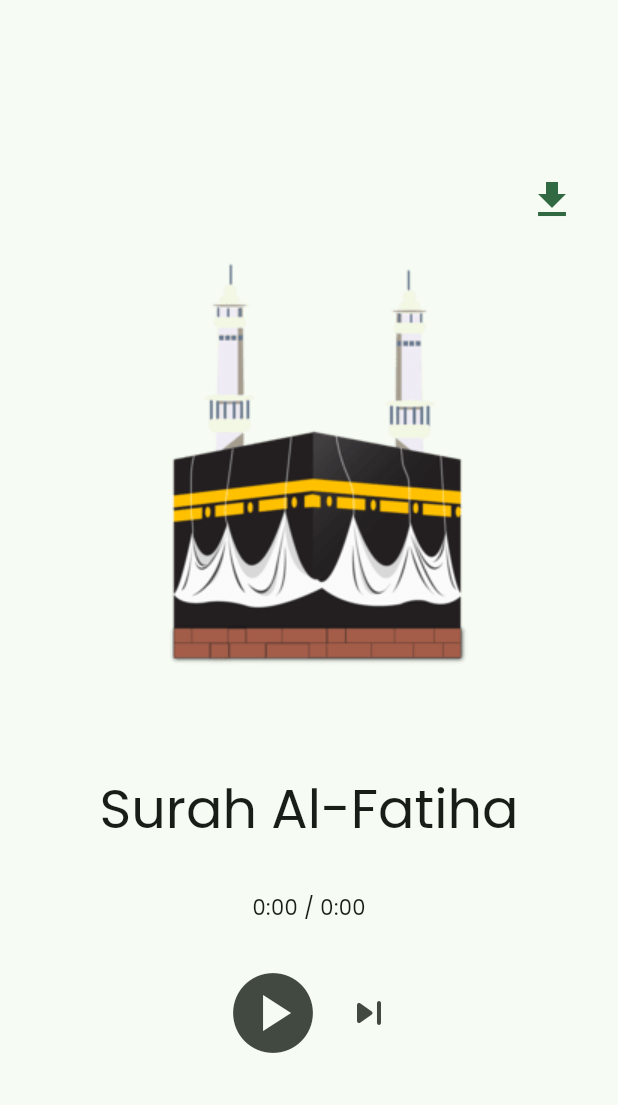
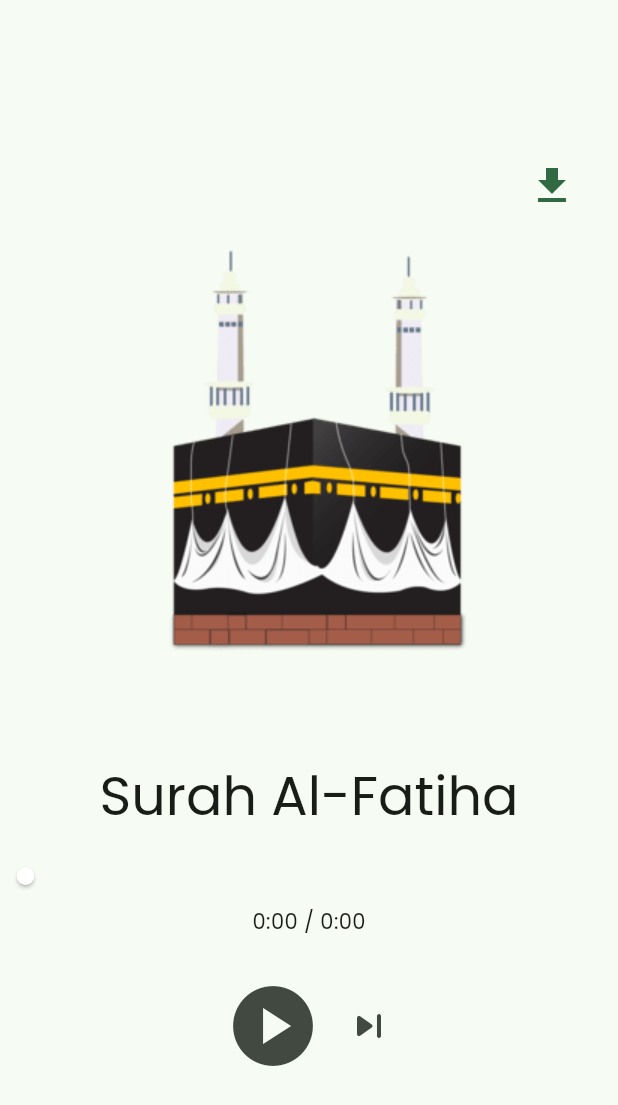
Before and after one commit to KyawLwinSoe27/mm_muslim_support_proj, a Flutter app: the SurahListenList screen opened by its route, after a tap on "Al-Fatiha", on a phone screen of 412 x 824 dp. Shown: the top 1105 px of the screen. Run offline on Flutter 3.47's test engine with Material 3 defaults, Android fonts, the phone set to English and light mode, and no system bars; our stand-ins replace audio_service, audioplayers, connectivity_plus, dio, easy_localization, equatable and 20 more; missing offline and left inert: audio_session, google_api_availability, pdfx, prayers_times; accounts and stored records are empty; statements that could not run were skipped.

Commit message:
quran audio update

```diff
--- a/mm_muslim_support/lib/main.dart
+++ b/mm_muslim_support/lib/main.dart
@@ -1,6 +1,5 @@
 import 'package:audio_service/audio_service.dart';
 import 'package:connectivity_plus/connectivity_plus.dart';
-import 'package:firebase_messaging/firebase_messaging.dart';
 import 'package:flutter/material.dart';
 import 'package:flutter_bloc/flutter_bloc.dart';
 import 'package:flutter_local_notifications/flutter_local_notifications.dart';
@@ -33,7 +32,7 @@ void main() async {
     await Firebase.initializeApp(
       options: DefaultFirebaseOptions.currentPlatform,
     );
-    await FirebaseMessaging.instance.subscribeToTopic('all_devices');
+    // await FirebaseMessaging.instance.subscribeToTopic('all_devices');
   }
   // Subscribe to topic AFTER Firebase is initialized
 
--- a/mm_muslim_support/lib/module/quran/bloc/audio_player_cubit/audio_player_cubit.dart
+++ b/mm_muslim_support/lib/module/quran/bloc/audio_player_cubit/audio_player_cubit.dart
@@ -12,13 +12,24 @@ class AudioPlayerCubit extends Cubit<AudioPlayerState> {
   StreamSubscription? _mediaItemSubscription;
   Timer? _positionTimer;
   bool isFinished = false;
+  QuranSongModel? currentSong;
 
-  Future<void> setAudio(QuranSongModel quranSongModel) async {
+  void setCurrentSurah(QuranSongModel quranSongModel) {
+    currentSong = quranSongModel;
+  }
+
+  void seek(Duration position) {
+    audioHandler.seek(position);
+    emit(state.copyWith(position: position));
+  }
+
+  Future<void> setAudio(QuranSongModel surah) async {
+    setCurrentSurah(surah);
     final MediaItem? mediaItem = await audioHandler.mediaItem.first;
     final PlaybackState playbackState = await audioHandler.playbackState.first;
 
     final String? currentSongId = mediaItem?.id;
-    final String targetSongId = quranSongModel.number.toString();
+    final String targetSongId = currentSong!.number.toString();
 
     if (currentSongId != null && currentSongId == targetSongId) {
       _listenToPlaybackState();
@@ -31,7 +42,7 @@ class AudioPlayerCubit extends Cubit<AudioPlayerState> {
             position: playbackState.position,
             buffered: playbackState.bufferedPosition,
             name: mediaItem?.title,
-            currentSurahId: quranSongModel.number,
+            currentSurahId: currentSong!.number,
           ),
         );
       }
@@ -43,13 +54,13 @@ class AudioPlayerCubit extends Cubit<AudioPlayerState> {
     if (!isClosed) {
       emit(
         state.copyWith(
-          name: 'Surah ${quranSongModel.name}',
-          currentSurahId: quranSongModel.number,
+          name: 'Surah ${currentSong!.name}',
+          currentSurahId: currentSong!.number,
         ),
       );
     }
 
-    await audioHandler.setUrl(quranSongModel);
+    await audioHandler.setUrl(currentSong!);
     _listenToPlaybackState();
     _startPositionTimer();
   }
@@ -68,8 +79,8 @@ class AudioPlayerCubit extends Cubit<AudioPlayerState> {
 
       if (isCompleted && !isFinished) {
         isFinished = true;
-        QuranSongModel quranSongModel = surahList[state.currentSurahId];
-        await setAudio(quranSongModel);
+        currentSong = surahList[state.currentSurahId];
+        await setAudio(currentSong!);
         await audioHandler.play();
         isFinished = false;
       }
--- a/mm_muslim_support/lib/module/quran/presentations/surah_listen_list.dart
+++ b/mm_muslim_support/lib/module/quran/presentations/surah_listen_list.dart
@@ -4,10 +4,23 @@ import 'package:mm_muslim_support/model/quran_song_model.dart';
 import 'package:mm_muslim_support/module/quran/presentations/surah_listen_page.dart';
 import 'package:mm_muslim_support/utility/extensions.dart';
 
-class SurahListenList extends StatelessWidget {
+class SurahListenList extends StatefulWidget {
   const SurahListenList({super.key});
 
   static const String routeName = '/surah_listen_list';
+
+  @override
+  State<SurahListenList> createState() => _SurahListenListState();
+}
+
+class _SurahListenListState extends State<SurahListenList> {
+  final ScrollController _scrollController = ScrollController();
+
+  @override
+  void dispose() {
+    _scrollController.dispose(); // Clean up controller
+    super.dispose();
+  }
 
   @override
   Widget build(BuildContext context) {
@@ -21,7 +34,14 @@ class SurahListenList extends StatelessWidget {
           ),
         ),
       ),
-      body: ListView.separated(
+      body: Scrollbar(
+        controller: _scrollController,
+        thickness: 10,
+        radius: const Radius.circular(4),
+        interactive: true,
+        thumbVisibility: true, // Set to true to always show the scrollbar
+        child: ListView.separated(
+          controller: _scrollController,
           itemCount: surahList.length,
           separatorBuilder: (_, __) => const Divider(),
           itemBuilder: (context, index) {
@@ -30,14 +50,14 @@ class SurahListenList extends StatelessWidget {
               leading: const CircleAvatar(child: Icon(Icons.music_note)),
               trailing: Text(surah.number.toString()),
               title: Text(surah.name, style: context.textTheme.titleMedium),
-            onTap:
-                () => context.navigateWithPushNamed(
+              onTap: () => context.navigateWithPushNamed(
                 SurahListenPageContent.routeName,
                 extra: surah,
               ),
             );
           },
         ),
+      )
     );
   }
 }
--- a/mm_muslim_support/lib/module/quran/presentations/surah_listen_page.dart
+++ b/mm_muslim_support/lib/module/quran/presentations/surah_listen_page.dart
@@ -105,37 +105,96 @@ class SurahListenPageContent extends StatelessWidget {
                       style: Theme.of(context).textTheme.displaySmall,
                     ),
                     const SizedBox(height: 20),
-                    SizedBox(
-                      height: 6,
+                    SliderTheme(
+                      data: SliderTheme.of(context).copyWith(
+                        trackHeight: 10,
+                        thumbShape: const RoundSliderThumbShape(enabledThumbRadius: 6),
+                        overlayShape: const RoundSliderOverlayShape(overlayRadius: 12),
+                        activeTrackColor: context.colorScheme.primary,
+                        inactiveTrackColor: context.colorScheme.outlineVariant.withValues(alpha: 0.0),
+                        thumbColor: context.colorScheme.onPrimary,
+                        overlayColor: context.colorScheme.primary.withValues(alpha: 0.2),
+                      ),
                       child: Stack(
+                        alignment: Alignment.centerLeft,
                         children: [
-                          // Buffered progress (bottom layer)
-                          LinearProgressIndicator(
-                            value:
-                                state.duration.inMilliseconds == 0
+                          // Buffered layer (background)
+                          Padding(
+                            padding: const EdgeInsets.symmetric(horizontal: 10),
+                            child: Align(
+                              alignment: Alignment.bottomLeft,
+                              child: FractionallySizedBox(
+                                widthFactor: state.duration.inMilliseconds == 0
                                     ? 0
-                                    : state.buffered.inMilliseconds /
-                                        state.duration.inMilliseconds,
-                            valueColor: AlwaysStoppedAnimation<Color>(
-                              context.colorScheme.outlineVariant,
+                                    : state.buffered.inMilliseconds / state.duration.inMilliseconds,
+                                child: Container(
+                                  height: 10, // Match your Slider trackHeight
+                                  decoration: BoxDecoration(
+                                    color: context.colorScheme.outlineVariant.withValues(alpha: 0.5),
+                                    borderRadius: BorderRadius.circular(2),
+                                  ),
+                                ),
+                              ),
                             ),
-                            backgroundColor: Colors.transparent,
                           ),
-                          // Played progress (top layer)
-                          LinearProgressIndicator(
-                            value:
-                                state.duration.inMilliseconds == 0
-                                    ? 0
-                                    : state.position.inMilliseconds /
-                                        state.duration.inMilliseconds,
-                            valueColor: AlwaysStoppedAnimation<Color>(
-                              context.colorScheme.primary,
-                            ),
-                            backgroundColor: Colors.transparent,
+                          // Slider (played progress + draggable)
+                          Slider(
+                            value: state.duration.inMilliseconds == 0
+                                ? 0
+                                : state.position.inMilliseconds.clamp(0, state.duration.inMilliseconds).toDouble(),
+                            min: 0,
+                            max: state.duration.inMilliseconds.toDouble(),
+                            onChanged: (value) {
+                              final position = Duration(milliseconds: value.toInt());
+                              context.read<AudioPlayerCubit>().seek(position);
+                            },
                           ),
                         ],
                       ),
                     ),
+                    // Slider(
+                    //   value: state.position.inMilliseconds.clamp(0, state.duration.inMilliseconds).toDouble(),
+                    //   max: state.duration.inMilliseconds.toDouble(),
+                    //   onChanged: (value) {
+                    //     // You may optionally emit temp position here if you want to show immediate visual change.
+                    //   },
+                    //   onChangeEnd: (value) {
+                    //     context.read<AudioPlayerCubit>().seek(Duration(milliseconds: value.round()));
+                    //   },
+                    //   activeColor: context.colorScheme.primary,
+                    //   inactiveColor: context.colorScheme.outlineVariant,
+                    // ),
+                    // SizedBox(
+                    //   height: 6,
+                    //   child: Stack(
+                    //     children: [
+                    //       // Buffered progress (bottom layer)
+                    //       LinearProgressIndicator(
+                    //         value:
+                    //             state.duration.inMilliseconds == 0
+                    //                 ? 0
+                    //                 : state.buffered.inMilliseconds /
+                    //                     state.duration.inMilliseconds,
+                    //         valueColor: AlwaysStoppedAnimation<Color>(
+                    //           context.colorScheme.outlineVariant,
+                    //         ),
+                    //         backgroundColor: Colors.transparent,
+                    //       ),
+                    //       // Played progress (top layer)
+                    //       LinearProgressIndicator(
+                    //         value:
+                    //             state.duration.inMilliseconds == 0
+                    //                 ? 0
+                    //                 : state.position.inMilliseconds /
+                    //                     state.duration.inMilliseconds,
+                    //         valueColor: AlwaysStoppedAnimation<Color>(
+                    //           context.colorScheme.primary,
+                    //         ),
+                    //         backgroundColor: Colors.transparent,
+                    //       ),
+                    //     ],
+                    //   ),
+                    // ),
                     const SizedBox(height: 8),
                     Text(
                       '${_format(state.position)} / ${_format(state.duration)}',
--- a/mm_muslim_support/lib/service/audio_handler.dart
+++ b/mm_muslim_support/lib/service/audio_handler.dart
@@ -108,6 +108,11 @@ class AudioPlayerHandler extends BaseAudioHandler with SeekHandler {
   @override
   Future<void> stop() => _player.stop();
 
+  @override
+  Future<void> seek(Duration position) async {
+    await _player.seek(position);
+  }
+
   Future<void> replay() async {
     await _player.seek(Duration.zero);
     await _player.play();
--- a/mm_muslim_support/lib/service/permission_service.dart
+++ b/mm_muslim_support/lib/service/permission_service.dart
@@ -1,3 +1,5 @@
+import 'dart:io';
+
 import 'package:google_api_availability/google_api_availability.dart';
 import 'package:permission_handler/permission_handler.dart';
 
@@ -9,6 +11,9 @@ class PermissionService {
   }
 
   static Future<bool> googleServiceAvailable() async {
+    if(Platform.isIOS) {
+      return true;
+    }
     GooglePlayServicesAvailability availability =
         await GoogleApiAvailability.instance
             .checkGooglePlayServicesAvailability();
--- a/mm_muslim_support/lib/utility/constants.dart
+++ b/mm_muslim_support/lib/utility/constants.dart
@@ -7,7 +7,7 @@ class AppConstants {
   static const String quranMM1Url = '1R37JtotmrdrTAzYjyx9ZXR5OvXceE4mq';
   static const String quranMM2Url = '1PUONj3MdJyeQtBhqRGvIXj6RSJn_o_iw';
   static const String quranRecitationUrl =
-      'https://download.quranicaudio.com/quran/abdurrahmaan_as-sudays/';
+      'https://kyawlwinsoe.site/quran_audio/';
 
   static const String developerName = 'Kyaw Lwin Soe';
   static const String developerEmail = 'kyawlwinsoe812@gmail.com';
```
Lines whose indentation alone changed are shown as unchanged.
